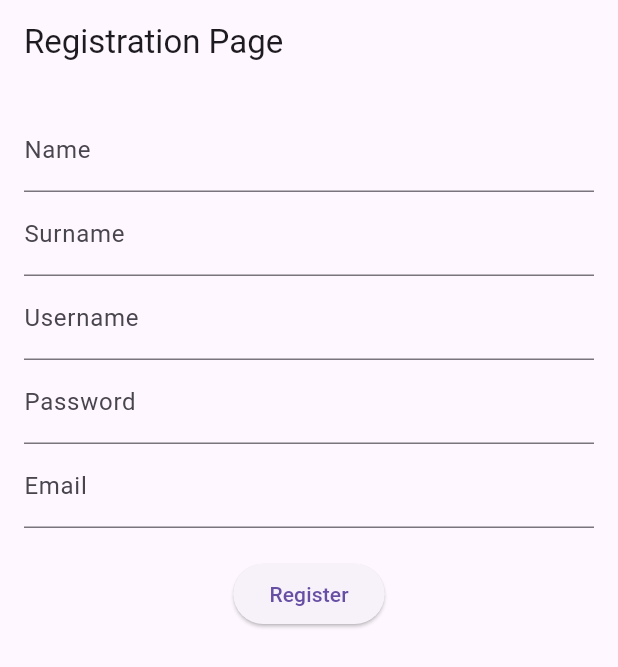
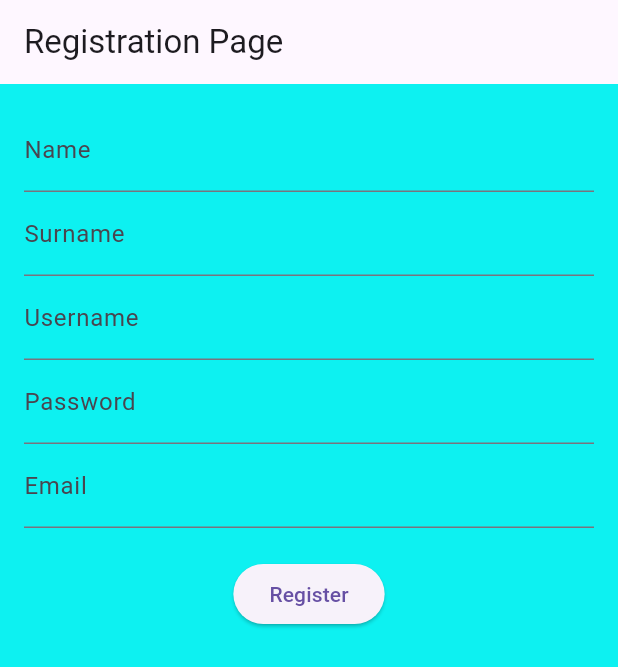
Before and after one commit to SajjadA1234/Shoping_flutter_project, a Flutter app: the screen it shows after launch, on a phone screen of 412 x 824 dp. Shown: the top 667 px of the screen. Run offline on Flutter 3.47's test engine with Material 3 defaults, Android fonts, the phone set to English and light mode, and no system bars.

Commit message:
Bg regester page

```diff
--- a/lib/registration_page.dart
+++ b/lib/registration_page.dart
@@ -14,7 +14,8 @@ class RegistrationPage extends StatelessWidget {
       appBar: AppBar(
         title: Text('Registration Page'),
       ),
-
+      backgroundColor:
+          Color.fromARGB(255, 13, 241, 241), // Set the background color here
       body: Padding(
         padding: EdgeInsets.all(16.0),
         child: Column(
```
